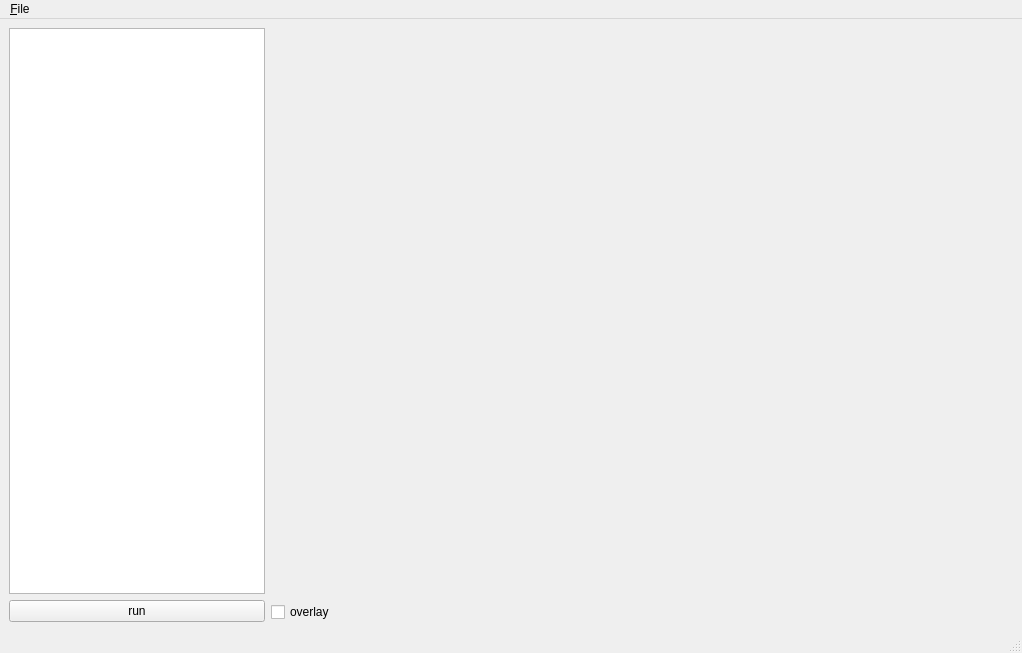
This is source/mvc/View/MainWindow.ui in axel971/software as Qt 5 draws it before an edit. The edited form follows.
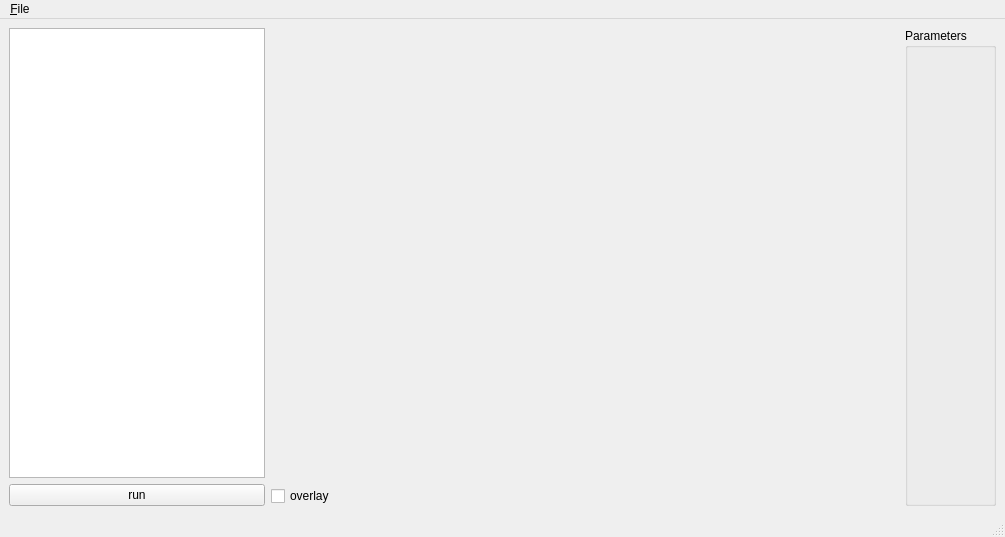
This is the edited form.

Commit message: Display the parameters model in the view

```diff
--- a/source/mvc/View/MainWindow.ui
+++ b/source/mvc/View/MainWindow.ui
@@ -6,8 +6,8 @@
    <rect>
     <x>0</x>
     <y>0</y>
-    <width>1022</width>
-    <height>653</height>
+    <width>1005</width>
+    <height>537</height>
    </rect>
   </property>
   <property name="sizePolicy">
@@ -102,6 +102,41 @@
       </item>
      </layout>
     </item>
+    <item>
+     <layout class="QVBoxLayout" name="verticalLayout_3">
+      <item>
+       <widget class="QGroupBox" name="groupBoxParams">
+        <property name="sizePolicy">
+         <sizepolicy hsizetype="Fixed" vsizetype="Expanding">
+          <horstretch>0</horstretch>
+          <verstretch>0</verstretch>
+         </sizepolicy>
+        </property>
+        <property name="title">
+         <string>Parameters</string>
+        </property>
+        <layout class="QVBoxLayout" name="layout">
+         <item>
+          <layout class="QGridLayout" name="layoutParams"/>
+         </item>
+         <item>
+          <spacer name="verticalSpacer">
+           <property name="orientation">
+            <enum>Qt::Vertical</enum>
+           </property>
+           <property name="sizeHint" stdset="0">
+            <size>
+             <width>20</width>
+             <height>40</height>
+            </size>
+           </property>
+          </spacer>
+         </item>
+        </layout>
+       </widget>
+      </item>
+     </layout>
+    </item>
    </layout>
   </widget>
   <widget class="QMenuBar" name="menubar">
@@ -109,7 +144,7 @@
     <rect>
      <x>0</x>
      <y>0</y>
-     <width>1022</width>
+     <width>1005</width>
      <height>25</height>
     </rect>
    </property>
```
The commit also changes 8 other files.
